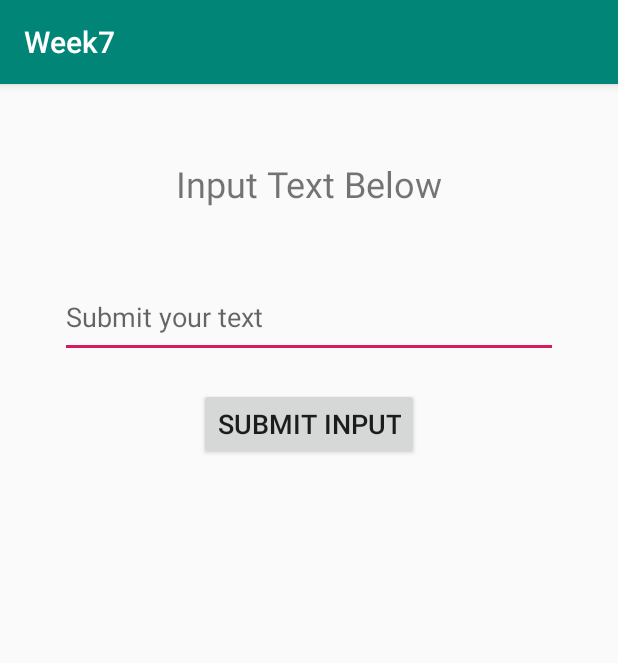
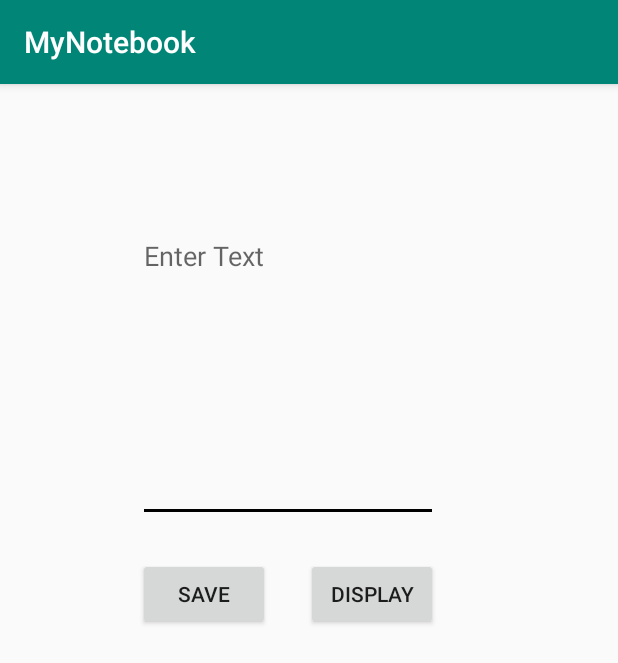
Before and after one commit to Nikolaj93/Android_elective, an Android app: the screen it shows after launch (MainActivity), on a phone screen of 412 x 824 dp. Shown: the top 663 px of the screen. Run offline under Robolectric (Android 15) with nearby library versions, the phone set to English and light mode, and no system bars.

Commit message:
MyNotebook

```diff
--- a/Week7/src/main/AndroidManifest.xml
+++ b/Week7/src/main/AndroidManifest.xml
@@ -1,6 +1,6 @@
 <?xml version="1.0" encoding="utf-8"?>
 <manifest xmlns:android="http://schemas.android.com/apk/res/android"
-    package="com.example.week7">
+    package="dk.nikolaj.mynotebook">
 
     <application
         android:allowBackup="true"
@@ -9,7 +9,7 @@
         android:roundIcon="@mipmap/ic_launcher_round"
         android:supportsRtl="true"
         android:theme="@style/AppTheme">
-        <activity android:name=".SecondPage"></activity>
+        <activity android:name=".DisplayActivity"></activity>
         <activity android:name=".MainActivity">
             <intent-filter>
                 <action android:name="android.intent.action.MAIN" />
--- /dev/null
+++ b/Week7/src/main/java/dk/nikolaj/mynotebook/MainActivity.java
@@ -0,0 +1,54 @@
+package dk.nikolaj.mynotebook;
+
+import androidx.appcompat.app.AppCompatActivity;
+
+
+import android.content.Intent;
+import android.graphics.Color;
+import android.os.Bundle;
+import android.util.Log;
+import android.view.View;
+import android.widget.Button;
+import android.widget.EditText;
+import android.widget.Toast;
+
+import java.util.Random;
+
+
+public class MainActivity extends AppCompatActivity implements View.OnClickListener {
+
+    public static final String messageKey ="MESSAGE_KEY";
+
+    private Button but_save, but_display;
+    private EditText editText_field;
+
+    private String saved_string;
+
+    @Override
+    protected void onCreate(Bundle savedInstanceState) {
+        super.onCreate(savedInstanceState);
+        setContentView(R.layout.activity_main);
+
+        but_save = findViewById(R.id.button_save);
+        but_save.setOnClickListener(this);
+        but_display = findViewById(R.id.button_display);
+        but_display.setOnClickListener(this);
+        editText_field = findViewById(R.id.editText);
+    }
+
+    @Override
+    public void onClick(View v) {
+        switch (v.getId()){
+
+            case R.id.button_save:
+                saved_string = editText_field.getText().toString();
+                break;
+
+            case R.id.button_display:
+                Intent display = new Intent(this, DisplayActivity.class);
+                display.putExtra(messageKey, saved_string);
+                startActivity(display);
+                break;
+        }
+    }
+}
--- a/Week7/src/main/res/layout/activity_main.xml
+++ b/Week7/src/main/res/layout/activity_main.xml
@@ -6,41 +6,34 @@
     android:layout_height="match_parent"
     tools:context=".MainActivity">
 
-    <TextView
-        android:id="@+id/Label"
-        android:layout_width="0dp"
-        android:layout_height="wrap_content"
-        android:layout_marginStart="40dp"
-        android:layout_marginTop="50dp"
-        android:layout_marginEnd="40dp"
-        android:text="Input Text Below"
-        android:textAlignment="center"
-        android:textSize="24sp"
-        app:layout_constraintEnd_toEndOf="parent"
+    <EditText
+        android:id="@+id/editText"
+        android:layout_width="200dp"
+        android:layout_height="200dp"
+        android:layout_marginStart="92dp"
+        android:layout_marginTop="92dp"
+        android:ems="10"
+        android:gravity="start|top"
+        android:hint="Enter Text"
+        android:backgroundTint="#000000"
+        android:inputType="textMultiLine"
         app:layout_constraintStart_toStartOf="parent"
         app:layout_constraintTop_toTopOf="parent" />
 
-    <EditText
-        android:id="@+id/Input"
-        android:layout_width="0dp"
-        android:layout_height="50dp"
-        android:layout_marginTop="50dp"
-        android:ems="10"
-        android:gravity="start|top"
-        android:hint="Submit your text"
-        android:inputType="textMultiLine"
-        app:layout_constraintEnd_toEndOf="@+id/Label"
-        app:layout_constraintStart_toStartOf="@+id/Label"
-        app:layout_constraintTop_toBottomOf="@+id/Label" />
+    <Button
+        android:id="@+id/button_save"
+        android:layout_width="wrap_content"
+        android:layout_height="wrap_content"
+        android:layout_marginTop="24dp"
+        android:text="Save"
+        app:layout_constraintStart_toStartOf="@+id/editText"
+        app:layout_constraintTop_toBottomOf="@+id/editText" />
 
     <Button
-        android:id="@+id/Submit"
+        android:id="@+id/button_display"
         android:layout_width="wrap_content"
         android:layout_height="wrap_content"
-        android:layout_marginTop="20dp"
-        android:text="Submit Input"
-        android:textSize="18sp"
-        app:layout_constraintEnd_toEndOf="parent"
-        app:layout_constraintStart_toStartOf="parent"
-        app:layout_constraintTop_toBottomOf="@+id/Input" />
+        android:text="Display"
+        app:layout_constraintEnd_toEndOf="@+id/editText"
+        app:layout_constraintTop_toTopOf="@+id/button_save" />
 </androidx.constraintlayout.widget.ConstraintLayout>
--- a/Week7/src/main/res/values/strings.xml
+++ b/Week7/src/main/res/values/strings.xml
@@ -1,3 +1,3 @@
 <resources>
-    <string name="app_name">Week7</string>
+    <string name="app_name">MyNotebook</string>
 </resources>
```
Also changed, not shown: Week7/src/main/java/dk/nikolaj/mynotebook/DisplayActivity.java (added, +29 -0 lines), Week7/src/main/res/layout/activity_display.xml (added, +33 -0 lines), 2 other files.
